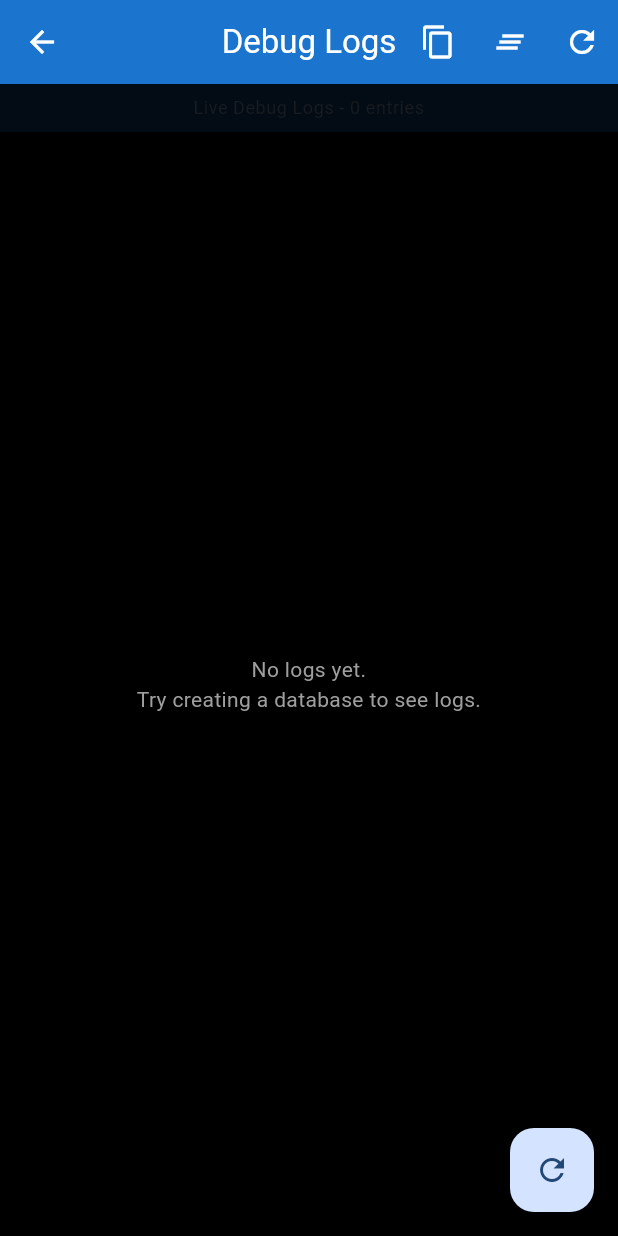
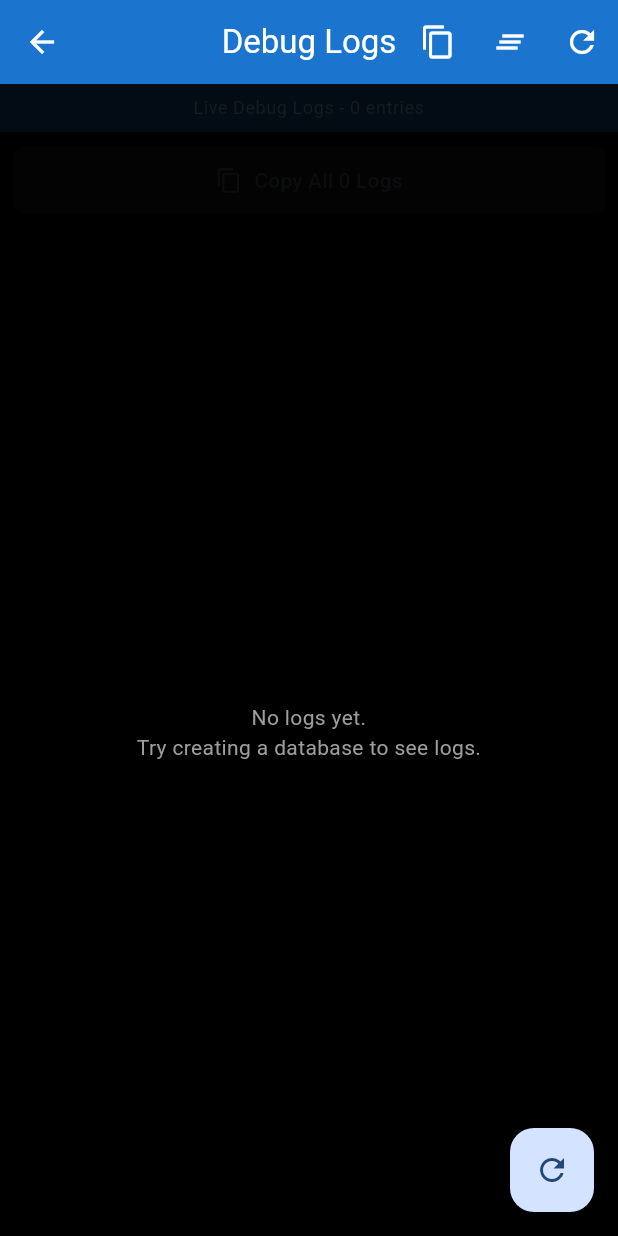
Before and after one commit to leandrorsampaio/Family-Accountability-System, a Flutter app: the DebugLogsScreen screen opened directly, after a tap on the "clear all" icon, on a phone screen of 412 x 824 dp. Run offline on Flutter 3.47's test engine with Material 3 defaults, Android fonts, the phone set to English and light mode, and no system bars; our stand-ins replace logger, sqflite_common_ffi, sqflite_sqlcipher; accounts and stored records are empty.

Commit message:
Allow copy

```diff
--- a/family_accountability_system/lib/screens/debug_logs_screen.dart
+++ b/family_accountability_system/lib/screens/debug_logs_screen.dart
@@ -32,10 +32,18 @@ class _DebugLogsScreenState extends State<DebugLogsScreen> {
   }
 
   void _copyLogsToClipboard() {
-    final logs = InMemoryLogger.getLogs().join('\n');
-    Clipboard.setData(ClipboardData(text: logs));
+    final logs = InMemoryLogger.getLogs();
+    if (logs.isEmpty) {
+      ScaffoldMessenger.of(context).showSnackBar(
+        const SnackBar(content: Text('No logs to copy')),
+      );
+      return;
+    }
+
+    final logText = logs.join('\n');
+    Clipboard.setData(ClipboardData(text: logText));
     ScaffoldMessenger.of(context).showSnackBar(
-      const SnackBar(content: Text('Logs copied to clipboard')),
+      SnackBar(content: Text('${logs.length} log entries copied to clipboard')),
     );
   }
 
@@ -84,6 +92,22 @@ class _DebugLogsScreenState extends State<DebugLogsScreen> {
                 textAlign: TextAlign.center,
               ),
             ),
+            // Copy All Logs Button
+            Container(
+              width: double.infinity,
+              padding: const EdgeInsets.all(8),
+              child: ElevatedButton.icon(
+                onPressed: InMemoryLogger.getLogs().isEmpty ? null : _copyLogsToClipboard,
+                icon: const Icon(Icons.content_copy),
+                label: Text('Copy All ${InMemoryLogger.getLogs().length} Logs'),
+                style: ElevatedButton.styleFrom(
+                  backgroundColor: Theme.of(context).colorScheme.primary,
+                  foregroundColor: Colors.white,
+                ),
+              ),
+            ),
+
+            // Logs Display
             Expanded(
               child: InMemoryLogger.getLogs().isEmpty
                   ? const Center(
@@ -93,24 +117,27 @@ class _DebugLogsScreenState extends State<DebugLogsScreen> {
                         style: TextStyle(color: Colors.grey),
                       ),
                     )
-                  : ListView.builder(
-                      controller: _scrollController,
-                      padding: const EdgeInsets.all(8),
-                      itemCount: InMemoryLogger.getLogs().length,
-                      itemBuilder: (context, index) {
-                        final log = InMemoryLogger.getLogs()[index];
-                        return Padding(
-                          padding: const EdgeInsets.symmetric(vertical: 1),
-                          child: SelectableText(
-                            log,
-                            style: TextStyle(
-                              fontFamily: 'Monaco',
-                              fontSize: 12,
-                              color: _getLogColor(log),
-                            ),
-                          ),
-                        );
-                      },
+                  : Container(
+                      margin: const EdgeInsets.all(8),
+                      padding: const EdgeInsets.all(12),
+                      decoration: BoxDecoration(
+                        color: Colors.grey[900],
+                        borderRadius: BorderRadius.circular(8),
+                        border: Border.all(color: Colors.grey[700]!),
+                      ),
+                      child: SelectableText(
+                        InMemoryLogger.getLogs().join('\n'),
+                        style: const TextStyle(
+                          fontFamily: 'Monaco',
+                          fontSize: 12,
+                          color: Colors.white,
+                          height: 1.4,
+                        ),
+                        toolbarOptions: const ToolbarOptions(
+                          copy: true,
+                          selectAll: true,
+                        ),
+                      ),
                     ),
             ),
           ],
```
